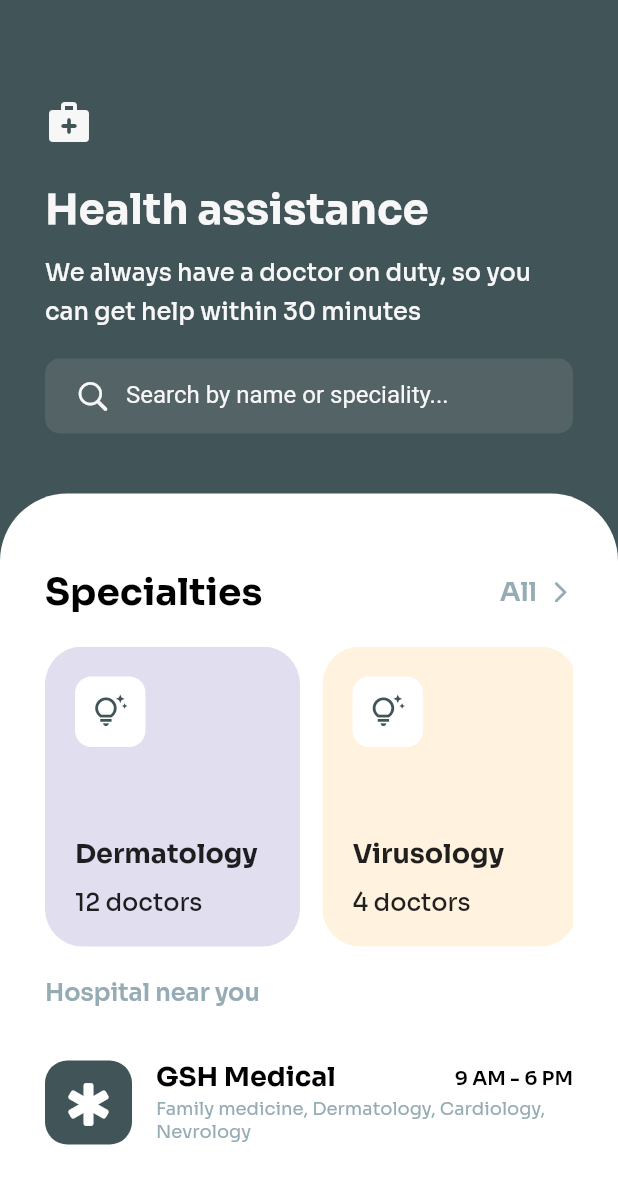
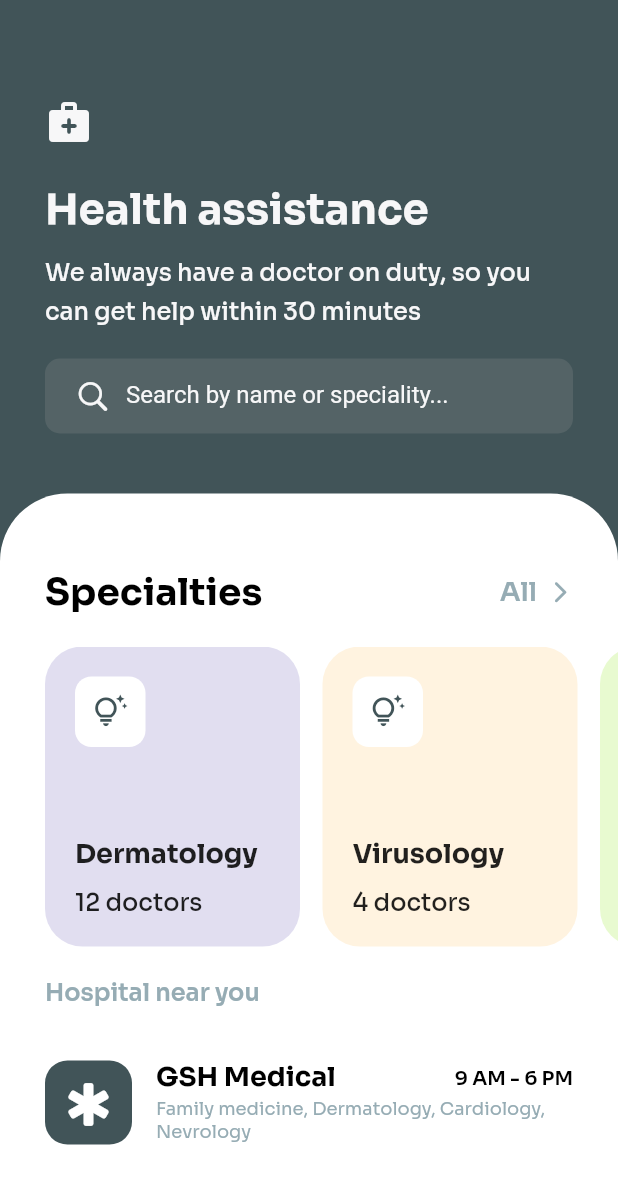
Before and after one commit to Lakesyd5/health_assitance_app_ui, a Flutter app: the Home screen opened directly, on a phone screen of 412 x 824 dp. Shown: the top 1184 px of the screen. Run offline on Flutter 3.47's test engine with Material 2 defaults, Android fonts, the light colour scheme and no system bars; our stand-ins replace flutter_screenutil, google_fonts.

Commit message:
homePage bug fixes

```diff
--- a/lib/features/Home/view/home.dart
+++ b/lib/features/Home/view/home.dart
@@ -64,20 +64,29 @@ class Home extends StatelessWidget {
                   topRight: Radius.circular(45),
                 ),
               ),
-              child: Padding(
-                padding: const EdgeInsets.symmetric(horizontal: 30),
               child: Column(
                 crossAxisAlignment: CrossAxisAlignment.start,
                 children: [
-                    topSection(),
+                  Padding(
+                      padding: EdgeInsets.symmetric(horizontal: 30),
+                      child: topSection()),
                   const SizedBox(height: 20),
-                    pageView(),
+                  Padding(
+                    padding: EdgeInsets.only(left: 30),
+                    child: pageView(),
+                  ),
                   const SizedBox(height: 20),
-                    const AppText('Hospital near you', fontWeight: FontWeight.w600, color: AppColors.secondaryText,),
+                  Padding(
+                    padding: EdgeInsets.symmetric(horizontal: 30),
+                    child: const AppText(
+                      'Hospital near you',
+                      fontWeight: FontWeight.w600,
+                      color: AppColors.secondaryText,
+                    ),
+                  ),
                   const SizedBox(height: 20),
                   const Expanded(child: HospitalList())
                 ],
-                ),
               ),
             ),
           )
--- a/lib/features/Home/widgets/hospital_tile.dart
+++ b/lib/features/Home/widgets/hospital_tile.dart
@@ -10,7 +10,7 @@ class HospitalList extends StatelessWidget {
   Widget build(BuildContext context) {
     return ListView.builder(
       itemCount: hospitals.length,
-      padding: const EdgeInsets.only(top: 0),
+      padding: const EdgeInsets.only(top: 0, left: 30, right: 30),
       itemBuilder: (context, index) {
         final hospital = hospitals[index];
 
```
Lines whose indentation alone changed are shown as unchanged.
